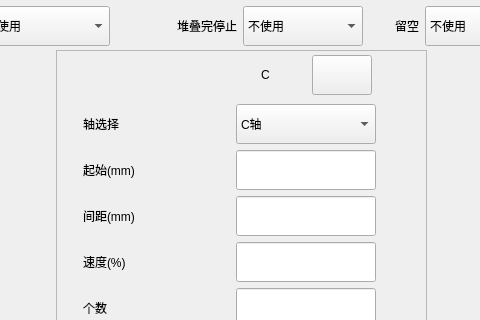
Above: dialogs/stackedit.ui from Jade-yun/MachineTool before the change; both pictures show x 329 to 809 and y 0 to 320 of the 1014 by 507 pixel window. Below: the same form after it.
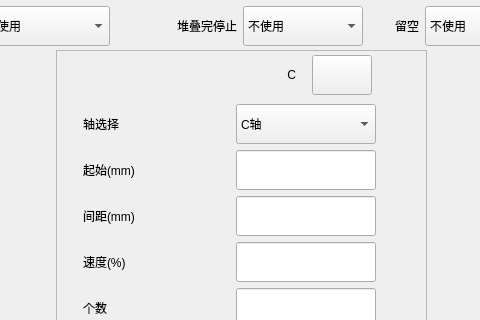
That is the form after the change. The open tabs and pages were chosen to show the change. Icons and pictures are not drawn. Custom widgets are drawn as their Qt base class.

Patch:
```diff
--- a/dialogs/stackedit.ui
+++ b/dialogs/stackedit.ui
@@ -1411,9 +1411,9 @@
      <widget class="QLabel" name="labAxisRotateBin">
       <property name="geometry">
        <rect>
-        <x>179</x>
+        <x>129</x>
         <y>5</y>
-        <width>61</width>
+        <width>111</width>
         <height>40</height>
        </rect>
       </property>
@@ -1427,7 +1427,7 @@
        <string>C</string>
       </property>
       <property name="alignment">
-       <set>Qt::AlignCenter</set>
+       <set>Qt::AlignRight|Qt::AlignTrailing|Qt::AlignVCenter</set>
       </property>
      </widget>
      <widget class="QComboBox" name="coboxAxisSelectRotateBin">
```
Left out of the diff: 2 changed lines with no effect on the pictures.
